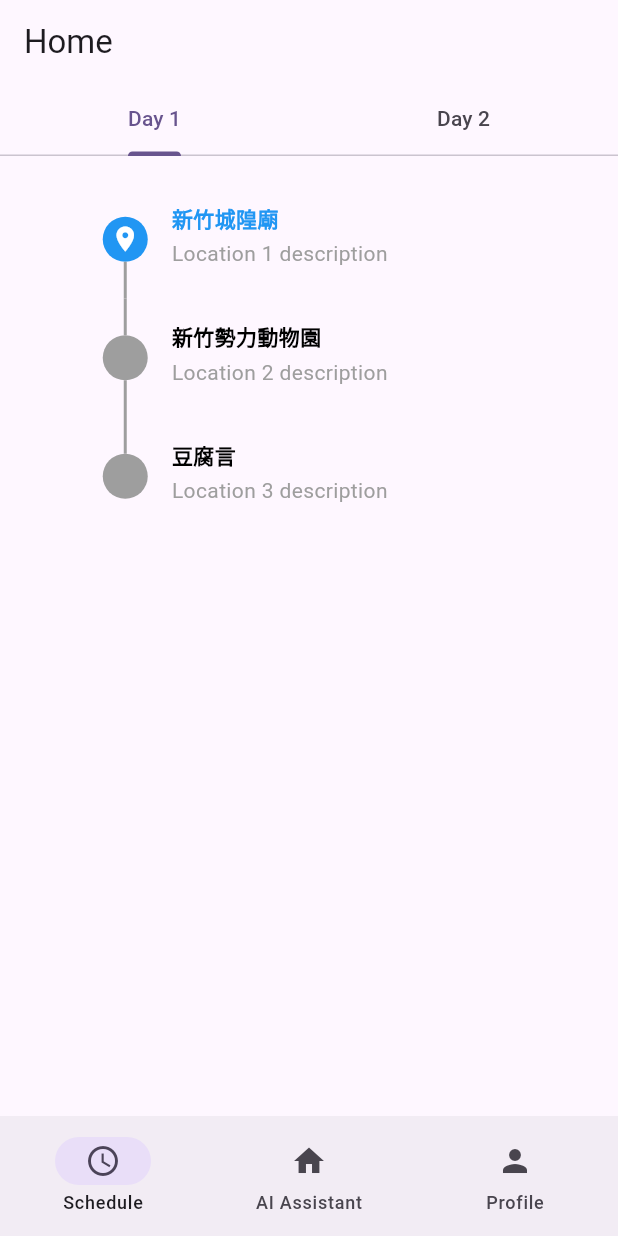
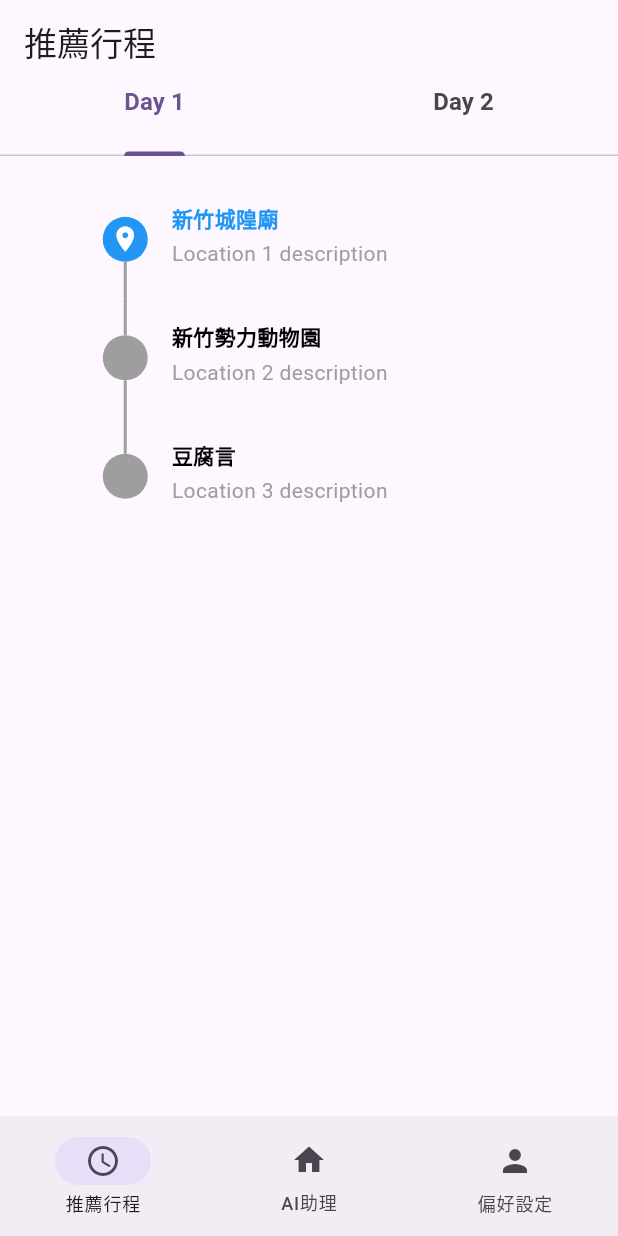
Before and after one commit to vaclisinc/Travelity, a Flutter app: the HomePage screen opened directly, on a phone screen of 412 x 824 dp. Run offline on Flutter 3.47's test engine with Material 3 defaults, Android fonts, the phone set to English and light mode, and no system bars; drawn by our look-alikes of timelines; our stand-ins replace equatable, flutter_bloc, get_it, introduction_screen, shared_preferences; accounts and stored records are empty; network calls fail.

Commit message:
Chore: change some text to chinese

```diff
--- a/lib/features/home/home.dart
+++ b/lib/features/home/home.dart
@@ -16,9 +16,6 @@ class _HomePageState extends State<HomePage> {
   @override
   Widget build(BuildContext context) {
     return Scaffold(
-      appBar: AppBar(
-        title: const Text('Home'),
-      ),
       body: switch (currentPageIndex) {
         0 => ScheduleBody(allEvents: mockEvents),
         1 => const AIAssistantBody(),
@@ -29,15 +26,15 @@ class _HomePageState extends State<HomePage> {
         destinations: const [
           NavigationDestination(
             icon: Icon(Icons.schedule),
-            label: 'Schedule',
+            label: '推薦行程',
           ),
           NavigationDestination(
             icon: Icon(Icons.home),
-            label: 'AI Assistant',
+            label: 'AI助理',
           ),
           NavigationDestination(
             icon: Icon(Icons.person),
-            label: 'Profile',
+            label: '偏好設定',
           ),
         ],
         selectedIndex: currentPageIndex,
--- a/lib/features/schedule/schedule.dart
+++ b/lib/features/schedule/schedule.dart
@@ -1,5 +1,4 @@
 import 'package:flutter/material.dart';
-import 'package:get_it/get_it.dart';
 import 'package:timelines/timelines.dart';
 import 'package:travelity/core/model/schedule_event_m.dart';
 import 'package:travelity/features/location/location_detail.dart';
@@ -11,7 +10,11 @@ class ScheduleBody extends StatelessWidget {
 
   @override
   Widget build(BuildContext context) {
-    return DefaultTabController(
+    return Scaffold(
+      appBar: AppBar(
+        title: const Text('推薦行程'),
+      ),
+      body: DefaultTabController(
         initialIndex: 0,
         length: allEvents.length,
         child: Column(
@@ -19,8 +22,17 @@ class ScheduleBody extends StatelessWidget {
             TabBar(
               tabs: List.generate(allEvents.length, (index) {
                 return Tab(
-                text: 'Day ${index + 1}',
-              );
+                    // text: 'Day ${index + 1}',
+                    child: Column(children: [
+                  Text(
+                    'Day ${index + 1}',
+                    style: const TextStyle(
+                      fontSize: 16,
+                      fontWeight: FontWeight.bold,
+                    ),
+                  ),
+                  // Text(allEvents[0].first.startTime)
+                ]));
               }),
             ),
             Expanded(
@@ -34,6 +46,7 @@ class ScheduleBody extends StatelessWidget {
               ),
             ),
           ],
+        ),
       ),
     );
   }
```
Also changed, not shown: lib/features/home/ai_assistant.dart (+6 -1 lines), lib/features/home/profile.dart (+6 -2 lines). Lines whose indentation alone changed are shown as unchanged.
